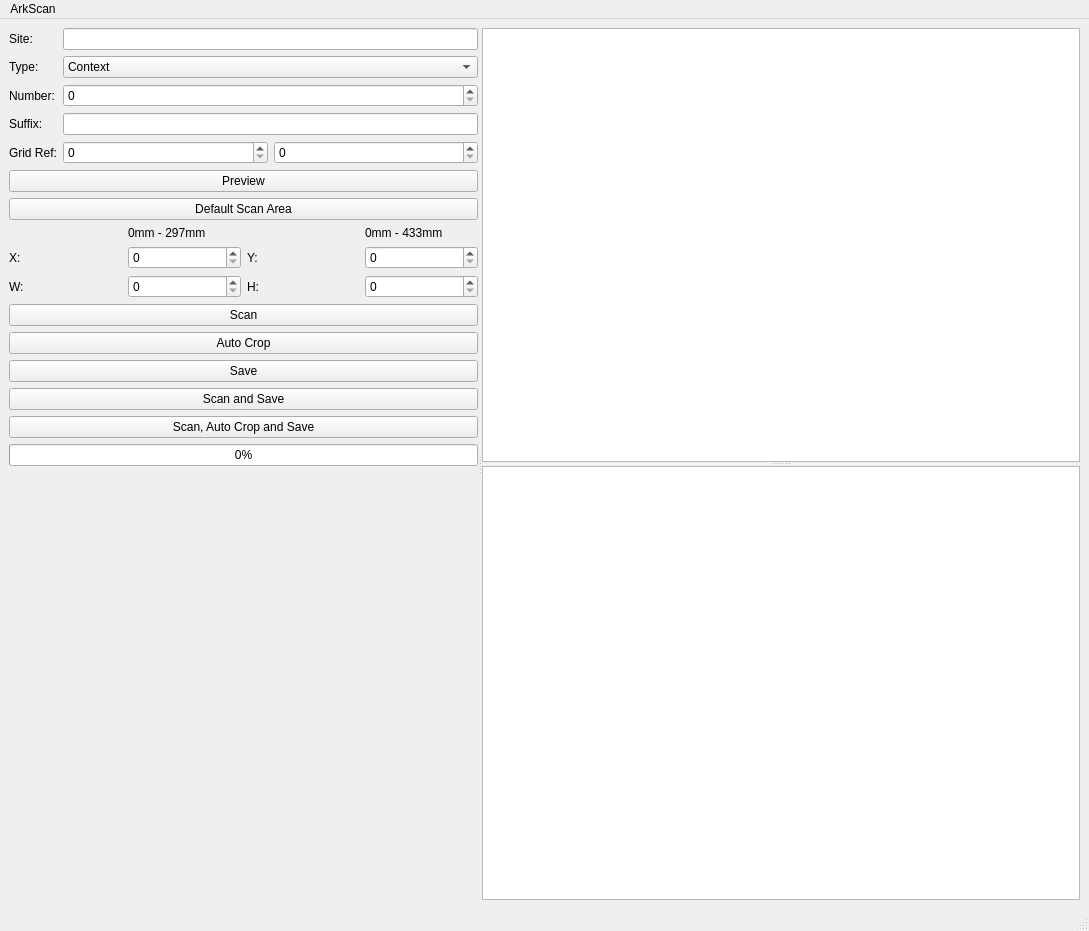
Before: the Qt Designer form ArkScanMainWindow.ui in lparchaeology/ArkScan, drawn with Qt 5.
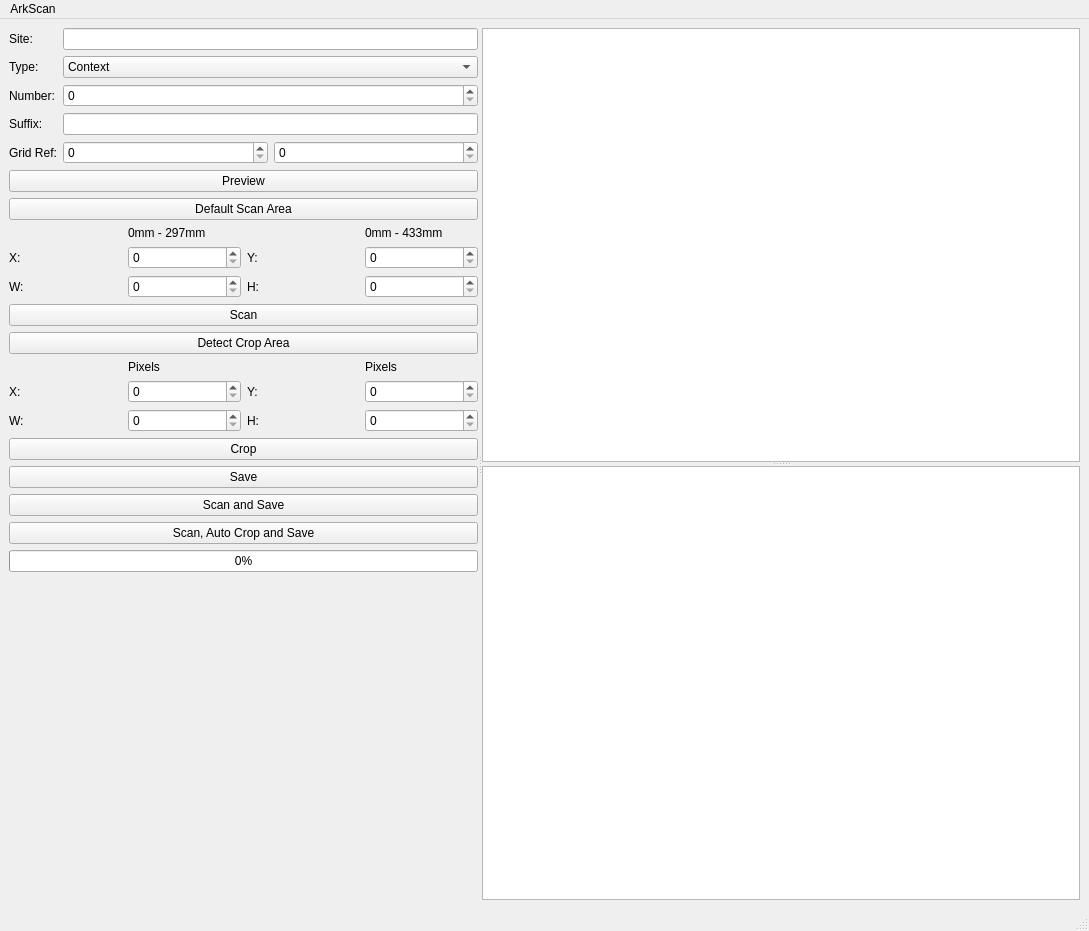
After: the same form once the commit is applied.

Commit message: Complete crop feature

Diff of the .ui file:
```diff
--- a/ArkScanMainWindow.ui
+++ b/ArkScanMainWindow.ui
@@ -20,7 +20,7 @@
       <property name="orientation">
        <enum>Qt::Horizontal</enum>
       </property>
-      <widget class="QWidget" name="layoutWidget">
+      <widget class="QWidget" name="">
        <layout class="QVBoxLayout" name="verticalLayout">
         <item>
          <layout class="QFormLayout" name="formLayout">
@@ -234,7 +234,88 @@
         <item>
          <widget class="QPushButton" name="m_autocropButton">
           <property name="text">
-           <string>Auto Crop</string>
+           <string>Detect Crop Area</string>
+          </property>
+         </widget>
+        </item>
+        <item>
+         <layout class="QGridLayout" name="m_cropSizeLayout">
+          <item row="1" column="0">
+           <widget class="QLabel" name="m_xCropLabel">
+            <property name="text">
+             <string>X:</string>
+            </property>
+           </widget>
+          </item>
+          <item row="1" column="1">
+           <widget class="QSpinBox" name="m_xCropSpin">
+            <property name="maximum">
+             <number>99999</number>
+            </property>
+           </widget>
+          </item>
+          <item row="1" column="2">
+           <widget class="QLabel" name="m_yCropLabel">
+            <property name="text">
+             <string>Y:</string>
+            </property>
+           </widget>
+          </item>
+          <item row="1" column="3">
+           <widget class="QSpinBox" name="m_yCropSpin">
+            <property name="maximum">
+             <number>99999</number>
+            </property>
+           </widget>
+          </item>
+          <item row="2" column="0">
+           <widget class="QLabel" name="m_wCropLabel">
+            <property name="text">
+             <string>W:</string>
+            </property>
+           </widget>
+          </item>
+          <item row="2" column="1">
+           <widget class="QSpinBox" name="m_wCropSpin">
+            <property name="maximum">
+             <number>99999</number>
+            </property>
+           </widget>
+          </item>
+          <item row="2" column="2">
+           <widget class="QLabel" name="m_hCropLabel">
+            <property name="text">
+             <string>H:</string>
+            </property>
+           </widget>
+          </item>
+          <item row="2" column="3">
+           <widget class="QSpinBox" name="m_hCropSpin">
+            <property name="maximum">
+             <number>99999</number>
+            </property>
+           </widget>
+          </item>
+          <item row="0" column="1">
+           <widget class="QLabel" name="m_pixelLabel1">
+            <property name="text">
+             <string>Pixels</string>
+            </property>
+           </widget>
+          </item>
+          <item row="0" column="3">
+           <widget class="QLabel" name="m_pixelLabel2">
+            <property name="text">
+             <string>Pixels</string>
+            </property>
+           </widget>
+          </item>
+         </layout>
+        </item>
+        <item>
+         <widget class="QPushButton" name="m_cropButton">
+          <property name="text">
+           <string>Crop</string>
           </property>
          </widget>
         </item>
```
Left out of the diff: 60 changed lines with no effect on the pictures. The commit also changes 2 other files.
